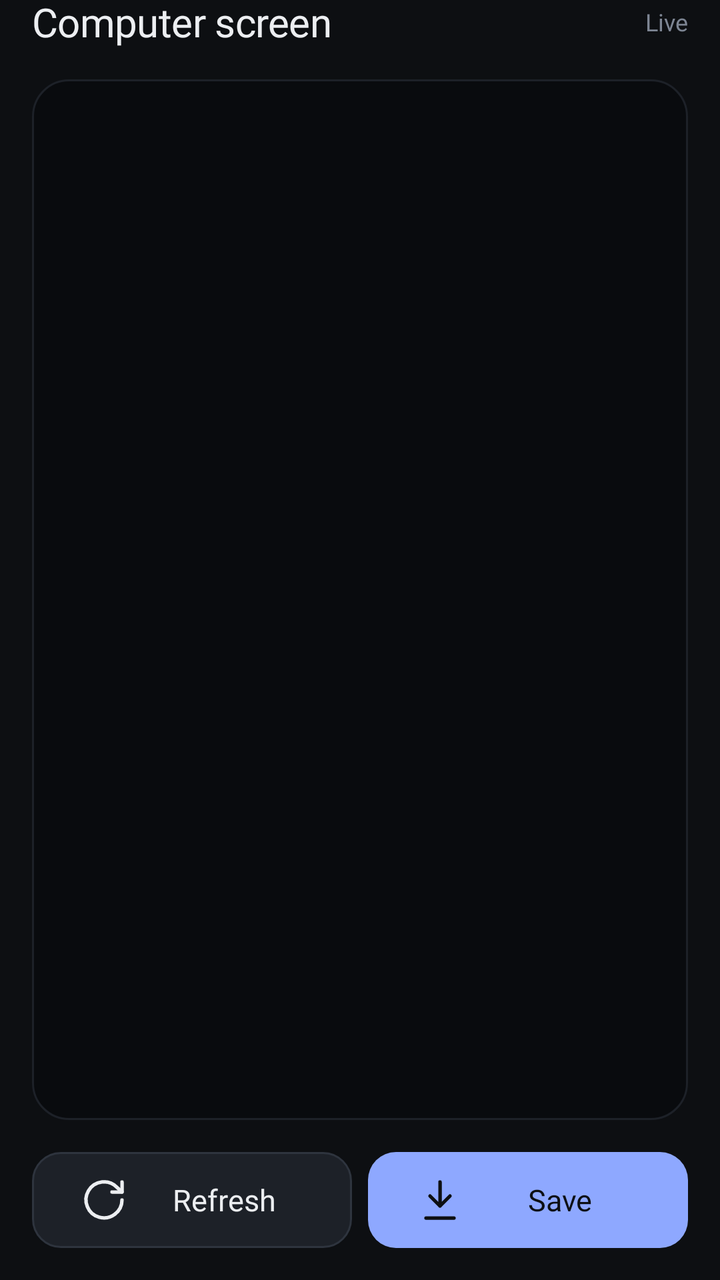
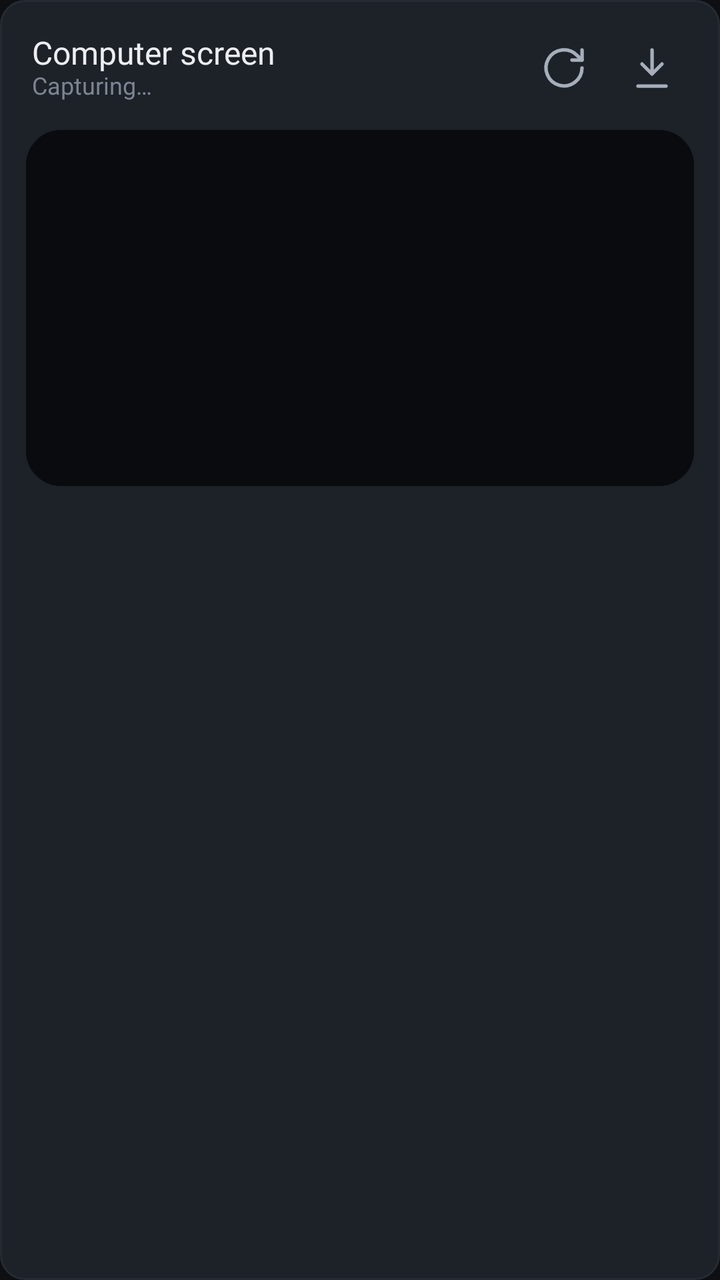

Two renders of the same Android screen: before a commit and after it. Below are the layout's source before the change and the commit's diff.
<!-- AndroidManifest.xml: application theme AppTheme -->
<!-- res/layout/dialog_screenshot.xml -->
<?xml version="1.0" encoding="utf-8"?>
<LinearLayout xmlns:android="http://schemas.android.com/apk/res/android"
    android:layout_width="match_parent"
    android:layout_height="match_parent"
    android:orientation="vertical"
    android:background="@null"
    android:paddingStart="16dp"
    android:paddingEnd="16dp"
    android:paddingBottom="16dp">

    <LinearLayout
        android:layout_width="match_parent"
        android:layout_height="wrap_content"
        android:gravity="center_vertical"
        android:baselineAligned="false"
        android:orientation="horizontal">

        <TextView
            style="@style/Text.Title"
            android:layout_width="0dp"
            android:layout_height="wrap_content"
            android:layout_weight="1"
            android:text="Computer screen" />

        <TextView
            android:id="@+id/tv_screenshot_time"
            style="@style/Text.Caption"
            android:layout_width="wrap_content"
            android:layout_height="wrap_content"
            android:layout_marginStart="8dp"
            android:text="Live" />
    </LinearLayout>

    <FrameLayout
        android:layout_width="match_parent"
        android:layout_height="0dp"
        android:layout_weight="1"
        android:layout_marginTop="16dp"
        android:background="@drawable/term_screen_bg"
        android:padding="1dp">

        <ImageView
            android:id="@+id/iv_screenshot_preview"
            android:layout_width="match_parent"
            android:layout_height="match_parent"
            android:contentDescription="Computer screen"
            android:scaleType="fitCenter" />

        <ProgressBar
            android:id="@+id/pb_screenshot_loading"
            android:layout_width="36dp"
            android:layout_height="36dp"
            android:layout_gravity="center"
            android:indeterminateTint="@color/o_accent"
            android:visibility="gone" />
    </FrameLayout>

    <LinearLayout
        android:layout_width="match_parent"
        android:layout_height="48dp"
        android:layout_marginTop="16dp"
        android:baselineAligned="false"
        android:orientation="horizontal">

        <Button
            android:id="@+id/btn_screenshot_refresh"
            style="@style/Btn.Secondary"
            android:layout_width="0dp"
            android:layout_height="match_parent"
            android:layout_weight="1"
            android:drawableStart="@drawable/ic_o_refresh"
            android:paddingStart="24dp"
            android:paddingEnd="24dp"
            android:text="Refresh" />

        <Button
            android:id="@+id/btn_screenshot_save"
            style="@style/Btn.Primary"
            android:layout_width="0dp"
            android:layout_height="match_parent"
            android:layout_weight="1"
            android:layout_marginStart="8dp"
            android:drawableStart="@drawable/ic_o_download"
            android:paddingStart="24dp"
            android:paddingEnd="24dp"
            android:text="Save" />
    </LinearLayout>
</LinearLayout>
<!-- resources referenced by this layout -->
<resources>
  <color name="o_accent">#8EA8FF</color>
  <!-- drawable term_screen_bg (drawable) -->
  <?xml version="1.0" encoding="utf-8"?>
  <shape xmlns:android="http://schemas.android.com/apk/res/android" android:shape="rectangle"><solid android:color="@color/o_screen"/><stroke android:width="1dp" android:color="@color/o_raised"/><corners android:radius="18dp"/></shape>
  <style name="Btn.Primary">
          <item name="android:autoSizeTextType">uniform</item>
          <item name="android:autoSizeMinTextSize">11sp</item>
          <item name="android:autoSizeMaxTextSize">15sp</item>
          <item name="android:autoSizeStepGranularity">1sp</item>
          <item name="android:background">@drawable/btn_approve</item>
          <item name="android:textColor">@color/o_on_accent</item>
          <item name="android:fontFamily">@font/geist_semibold</item>
          <item name="android:drawableTint">@color/o_on_accent</item>
      </style>
  <style name="Btn.Secondary">
          <item name="android:autoSizeTextType">uniform</item>
          <item name="android:autoSizeMinTextSize">11sp</item>
          <item name="android:autoSizeMaxTextSize">15sp</item>
          <item name="android:autoSizeStepGranularity">1sp</item>
          <item name="android:background">@drawable/btn_tonal</item>
          <item name="android:textColor">@color/o_text</item>
          <item name="android:drawableTint">@color/o_text</item>
      </style>
  <style name="Text.Caption">
          <item name="android:textSize">12sp</item>
          <item name="android:textColor">@color/o_text_3</item>
      </style>
  <style name="Text.Title">
          <item name="android:fontFamily">@font/geist_semibold</item>
          <item name="android:textSize">20sp</item>
          <item name="android:letterSpacing">-0.01</item>
      </style>
  <color name="o_screen">#090B0E</color>
  <color name="o_raised">#1D2128</color>
  <!-- drawable btn_approve (drawable) -->
  <?xml version="1.0" encoding="utf-8"?>
  <ripple xmlns:android="http://schemas.android.com/apk/res/android" android:color="@color/o_ripple_dark"><item><shape android:shape="rectangle"><solid android:color="@color/o_accent"/><corners android:radius="14dp"/></shape></item><item android:id="@android:id/mask"><shape android:shape="rectangle"><solid android:color="#FFFFFFFF"/><corners android:radius="14dp"/></shape></item></ripple>
  <color name="o_on_accent">#0D0F12</color>
  <!-- drawable btn_tonal (drawable) -->
  <?xml version="1.0" encoding="utf-8"?>
  <ripple xmlns:android="http://schemas.android.com/apk/res/android" android:color="@color/o_ripple"><item><shape android:shape="rectangle"><solid android:color="@color/o_raised"/><stroke android:width="1dp" android:color="@color/o_stroke"/><corners android:radius="14dp"/></shape></item><item android:id="@android:id/mask"><shape android:shape="rectangle"><solid android:color="#FFFFFFFF"/><corners android:radius="14dp"/></shape></item></ripple>
  <color name="o_text">#ECEEF1</color>
  <color name="o_text_3">#7D8593</color>
  <color name="o_ground">#0D0F12</color>
  <color name="o_ripple">#1FFFFFFF</color>
  <color name="o_text_2">#A6AEBB</color>
  <color name="o_accent_tint">#1F2740</color>
  <color name="o_ripple_dark">#260D0F12</color>
  <color name="o_stroke">#2E343E</color>
  <!-- drawable bg_dialog (drawable) -->
  <?xml version="1.0" encoding="utf-8"?>
  <shape xmlns:android="http://schemas.android.com/apk/res/android" android:shape="rectangle"><solid android:color="@color/o_surface"/><stroke android:width="1dp" android:color="@color/o_hairline"/><corners android:radius="24dp"/></shape>
  <color name="o_surface">#15181D</color>
  <style name="DialogTitle" parent="@android:style/TextAppearance.DeviceDefault.DialogWindowTitle">
          <item name="android:fontFamily">@font/geist_semibold</item>
          <item name="android:textSize">18sp</item>
          <item name="android:textColor">@color/o_text</item>
      </style>
  <color name="o_hairline">#262B33</color>
  <!-- unchanged entries left out for length: 5 -->
</resources>

<!-- the commit's change to res/layout/dialog_screenshot.xml (unified diff, before → after) -->
@@ -1,48 +1,69 @@
 <?xml version="1.0" encoding="utf-8"?>
 <LinearLayout xmlns:android="http://schemas.android.com/apk/res/android"
     android:layout_width="match_parent"
-    android:layout_height="match_parent"
+    android:layout_height="wrap_content"
+    android:background="@drawable/bg_tip"
     android:orientation="vertical"
-    android:background="@null"
-    android:paddingStart="16dp"
-    android:paddingEnd="16dp"
-    android:paddingBottom="16dp">
+    android:padding="12dp">
 
     <LinearLayout
         android:layout_width="match_parent"
-        android:layout_height="wrap_content"
+        android:layout_height="44dp"
+        android:baselineAligned="false"
         android:gravity="center_vertical"
-        android:baselineAligned="false"
         android:orientation="horizontal">
 
-        <TextView
-            style="@style/Text.Title"
+        <LinearLayout
             android:layout_width="0dp"
             android:layout_height="wrap_content"
             android:layout_weight="1"
-            android:text="Computer screen" />
+            android:layout_marginStart="4dp"
+            android:orientation="vertical">
+            <TextView
+                style="@style/Text.Heading"
+                android:layout_width="wrap_content"
+                android:layout_height="wrap_content"
+                android:text="Computer screen" />
+            <TextView
+                android:id="@+id/tv_screenshot_time"
+                style="@style/Text.Caption"
+                android:layout_width="wrap_content"
+                android:layout_height="wrap_content"
+                android:text="Capturing…" />
+        </LinearLayout>
 
-        <TextView
-            android:id="@+id/tv_screenshot_time"
-            style="@style/Text.Caption"
-            android:layout_width="wrap_content"
-            android:layout_height="wrap_content"
-            android:layout_marginStart="8dp"
-            android:text="Live" />
+        <Button
+            android:id="@+id/btn_screenshot_refresh"
+            style="@style/Btn.Icon"
+            android:contentDescription="Capture again"
+            android:drawableTop="@drawable/ic_o_refresh"
+            android:drawableTint="@color/o_text_2"
+            android:paddingTop="10dp"
+            android:text="" />
+
+        <Button
+            android:id="@+id/btn_screenshot_save"
+            style="@style/Btn.Icon"
+            android:contentDescription="Save to gallery"
+            android:drawableTop="@drawable/ic_o_download"
+            android:drawableTint="@color/o_text_2"
+            android:paddingTop="10dp"
+            android:text="" />
     </LinearLayout>
 
     <FrameLayout
         android:layout_width="match_parent"
-        android:layout_height="0dp"
-        android:layout_weight="1"
-        android:layout_marginTop="16dp"
+        android:layout_height="wrap_content"
+        android:layout_marginTop="8dp"
         android:background="@drawable/term_screen_bg"
+        android:minHeight="180dp"
         android:padding="1dp">
 
         <ImageView
             android:id="@+id/iv_screenshot_preview"
             android:layout_width="match_parent"
-            android:layout_height="match_parent"
+            android:layout_height="wrap_content"
+            android:adjustViewBounds="true"
             android:contentDescription="Computer screen"
             android:scaleType="fitCenter" />
 
@@ -54,35 +75,4 @@
             android:indeterminateTint="@color/o_accent"
             android:visibility="gone" />
     </FrameLayout>
-
-    <LinearLayout
-        android:layout_width="match_parent"
-        android:layout_height="48dp"
-        android:layout_marginTop="16dp"
-        android:baselineAligned="false"
-        android:orientation="horizontal">
-
-        <Button
-            android:id="@+id/btn_screenshot_refresh"
-            style="@style/Btn.Secondary"
-            android:layout_width="0dp"
-            android:layout_height="match_parent"
-            android:layout_weight="1"
-            android:drawableStart="@drawable/ic_o_refresh"
-            android:paddingStart="24dp"
-            android:paddingEnd="24dp"
-            android:text="Refresh" />
-
-        <Button
-            android:id="@+id/btn_screenshot_save"
-            style="@style/Btn.Primary"
-            android:layout_width="0dp"
-            android:layout_height="match_parent"
-            android:layout_weight="1"
-            android:layout_marginStart="8dp"
-            android:drawableStart="@drawable/ic_o_download"
-            android:paddingStart="24dp"
-            android:paddingEnd="24dp"
-            android:text="Save" />
-    </LinearLayout>
 </LinearLayout>
<!-- resource entries referenced after the edit -->
@@ -4,51 +4,42 @@
   <!-- drawable term_screen_bg (drawable) -->
   <?xml version="1.0" encoding="utf-8"?>
   <shape xmlns:android="http://schemas.android.com/apk/res/android" android:shape="rectangle"><solid android:color="@color/o_screen"/><stroke android:width="1dp" android:color="@color/o_raised"/><corners android:radius="18dp"/></shape>
-  <style name="Btn.Primary">
-          <item name="android:autoSizeTextType">uniform</item>
-          <item name="android:autoSizeMinTextSize">11sp</item>
-          <item name="android:autoSizeMaxTextSize">15sp</item>
-          <item name="android:autoSizeStepGranularity">1sp</item>
-          <item name="android:background">@drawable/btn_approve</item>
-          <item name="android:textColor">@color/o_on_accent</item>
-          <item name="android:fontFamily">@font/geist_semibold</item>
-          <item name="android:drawableTint">@color/o_on_accent</item>
-      </style>
-  <style name="Btn.Secondary">
-          <item name="android:autoSizeTextType">uniform</item>
-          <item name="android:autoSizeMinTextSize">11sp</item>
-          <item name="android:autoSizeMaxTextSize">15sp</item>
-          <item name="android:autoSizeStepGranularity">1sp</item>
-          <item name="android:background">@drawable/btn_tonal</item>
-          <item name="android:textColor">@color/o_text</item>
-          <item name="android:drawableTint">@color/o_text</item>
+  <style name="Btn.Icon">
+          <item name="android:background">@drawable/bg_circle_ghost</item>
+          <item name="android:textColor">@color/o_text_2</item>
+          <item name="android:layout_width">@dimen/touch_target</item>
+          <item name="android:layout_height">@dimen/touch_target</item>
+          <item name="android:paddingStart">0dp</item>
+          <item name="android:paddingEnd">0dp</item>
+          <item name="android:textSize">18sp</item>
       </style>
   <style name="Text.Caption">
           <item name="android:textSize">12sp</item>
           <item name="android:textColor">@color/o_text_3</item>
       </style>
-  <style name="Text.Title">
+  <style name="Text.Heading">
           <item name="android:fontFamily">@font/geist_semibold</item>
-          <item name="android:textSize">20sp</item>
-          <item name="android:letterSpacing">-0.01</item>
+          <item name="android:textSize">16sp</item>
       </style>
   <color name="o_screen">#090B0E</color>
+  <!-- drawable bg_circle_ghost (drawable) -->
+  <?xml version="1.0" encoding="utf-8"?>
+  <ripple xmlns:android="http://schemas.android.com/apk/res/android" android:color="@color/o_ripple"><item><shape android:shape="oval"><solid android:color="#00000000"/></shape></item><item android:id="@android:id/mask"><shape android:shape="oval"><solid android:color="#FFFFFFFF"/></shape></item></ripple>
+  <dimen name="touch_target">44dp</dimen>
   <color name="o_raised">#1D2128</color>
-  <!-- drawable btn_approve (drawable) -->
-  <?xml version="1.0" encoding="utf-8"?>
-  <ripple xmlns:android="http://schemas.android.com/apk/res/android" android:color="@color/o_ripple_dark"><item><shape android:shape="rectangle"><solid android:color="@color/o_accent"/><corners android:radius="14dp"/></shape></item><item android:id="@android:id/mask"><shape android:shape="rectangle"><solid android:color="#FFFFFFFF"/><corners android:radius="14dp"/></shape></item></ripple>
-  <color name="o_on_accent">#0D0F12</color>
-  <!-- drawable btn_tonal (drawable) -->
-  <?xml version="1.0" encoding="utf-8"?>
-  <ripple xmlns:android="http://schemas.android.com/apk/res/android" android:color="@color/o_ripple"><item><shape android:shape="rectangle"><solid android:color="@color/o_raised"/><stroke android:width="1dp" android:color="@color/o_stroke"/><corners android:radius="14dp"/></shape></item><item android:id="@android:id/mask"><shape android:shape="rectangle"><solid android:color="#FFFFFFFF"/><corners android:radius="14dp"/></shape></item></ripple>
   <color name="o_text">#ECEEF1</color>
   <color name="o_text_3">#7D8593</color>
   <color name="o_ground">#0D0F12</color>
   <color name="o_ripple">#1FFFFFFF</color>
   <color name="o_text_2">#A6AEBB</color>
+  <!-- drawable bg_tip (drawable) -->
+  <?xml version="1.0" encoding="utf-8"?>
+  <shape xmlns:android="http://schemas.android.com/apk/res/android" android:shape="rectangle">
+      <solid android:color="@color/o_raised" />
+      <stroke android:width="1dp" android:color="@color/o_hairline" />
+      <corners android:radius="12dp" />
+  </shape>
   <color name="o_accent_tint">#1F2740</color>
-  <color name="o_ripple_dark">#260D0F12</color>
-  <color name="o_stroke">#2E343E</color>
   <!-- drawable bg_dialog (drawable) -->
   <?xml version="1.0" encoding="utf-8"?>
   <shape xmlns:android="http://schemas.android.com/apk/res/android" android:shape="rectangle"><solid android:color="@color/o_surface"/><stroke android:width="1dp" android:color="@color/o_hairline"/><corners android:radius="24dp"/></shape>
